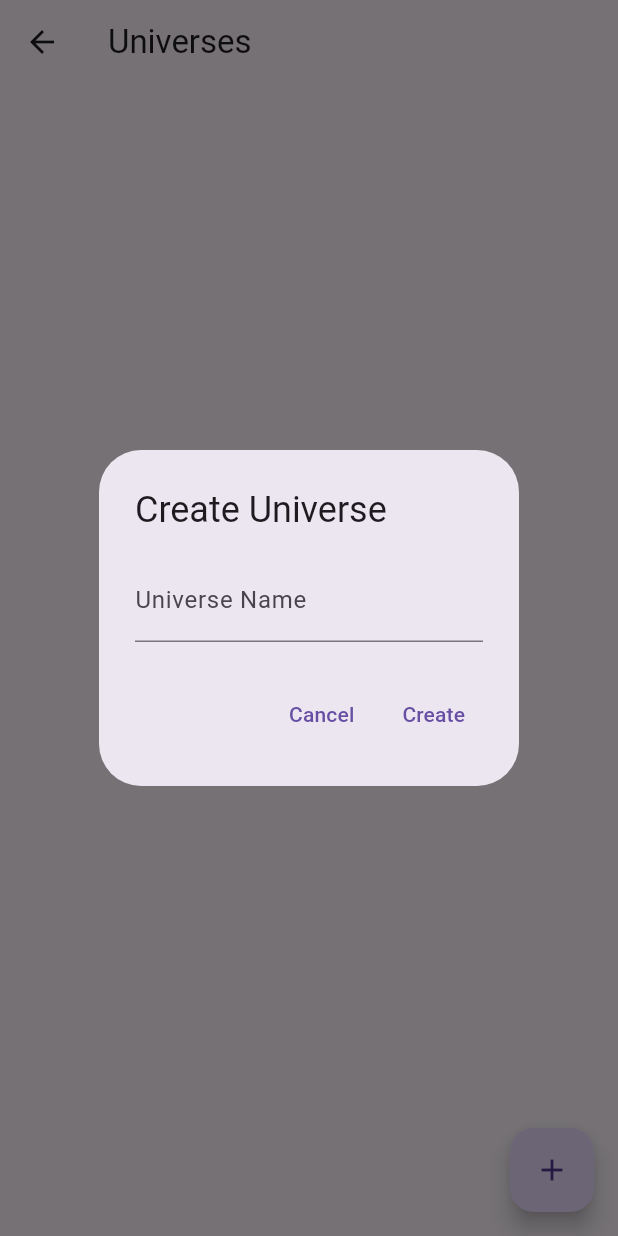
After one commit to OlivierBldn/herochatting_mobile, a Flutter app: the UniverseListScreen screen opened by its route, after a tap on the "add" icon, on a phone screen of 412 x 824 dp. The commit adds this screen. Run offline on Flutter 3.47's test engine with Material 3 defaults, Android fonts, the phone set to English and light mode, and no system bars; our stand-ins replace flutter_svg, logger, shared_preferences; accounts and stored records are empty; network calls fail.

Commit message:
📦 NEW: Universe create, list, update partially

```diff
--- a/lib/constants/colors.dart
+++ b/lib/constants/colors.dart
@@ -1,3 +1,5 @@
+// lib/constants/colors.dart
+
 import 'package:flutter/widgets.dart';
 
 class AppColor {
--- a/lib/main.dart
+++ b/lib/main.dart
@@ -1,13 +1,77 @@
+// // lib/main.dart
+
+// import 'package:flutter/material.dart';
+// import 'package:provider/provider.dart';
+// import 'providers/auth_provider.dart';
+// import 'providers/user_provider.dart';
+// import 'screens/login_screen.dart';
+// import 'screens/home_screen.dart';
+// import 'screens/register_screen.dart';
+// import 'screens/user_list_screen.dart';
+// import 'screens/user_detail_screen.dart';
+// import 'models/user.dart';
+
+// void main() {
+//   runApp(const MyApp());
+// }
+
+// class MyApp extends StatelessWidget {
+//   const MyApp({super.key});
+
+//   @override
+//   Widget build(BuildContext context) {
+//     return MultiProvider(
+//       providers: [
+//         ChangeNotifierProvider(create: (context) => AuthProvider()),
+//         ChangeNotifierProvider(create: (context) => UserProvider()),
+//       ],
+//       child: MaterialApp(
+//         title: 'Herochatting',
+//         theme: ThemeData(
+//           primarySwatch: Colors.blue,
+//         ),
+//         initialRoute: '/',
+//         routes: {
+//           '/': (context) => const LoginScreen(),
+//           '/home': (context) => const HomeScreen(),
+//           '/register': (context) => const RegisterScreen(),
+//           '/user_list': (context) => const UserListScreen(),
+//         },
+//         onGenerateRoute: (settings) {
+//           if (settings.name == '/user_detail') {
+//             final user = settings.arguments as User;
+//             return MaterialPageRoute(
+//               builder: (context) {
+//                 return UserDetailScreen(user: user);
+//               },
+//             );
+//           }
+//           assert(false, 'Need to implement ${settings.name}');
+//           return null;
+//         },
+//       ),
+//     );
+//   }
+// }
+
+
+
+// lib/main.dart
+
 import 'package:flutter/material.dart';
 import 'package:provider/provider.dart';
 import 'providers/auth_provider.dart';
 import 'providers/user_provider.dart';
+import 'providers/universe_provider.dart';
 import 'screens/login_screen.dart';
 import 'screens/home_screen.dart';
 import 'screens/register_screen.dart';
 import 'screens/user_list_screen.dart';
 import 'screens/user_detail_screen.dart';
+import 'screens/universe_list_screen.dart';
+import 'screens/universe_detail_screen.dart';
 import 'models/user.dart';
+import 'models/universe.dart';
 
 void main() {
   runApp(const MyApp());
@@ -22,6 +86,7 @@ class MyApp extends StatelessWidget {
       providers: [
         ChangeNotifierProvider(create: (context) => AuthProvider()),
         ChangeNotifierProvider(create: (context) => UserProvider()),
+        ChangeNotifierProvider(create: (context) => UniverseProvider()),
       ],
       child: MaterialApp(
         title: 'Herochatting',
@@ -34,6 +99,7 @@ class MyApp extends StatelessWidget {
           '/home': (context) => const HomeScreen(),
           '/register': (context) => const RegisterScreen(),
           '/user_list': (context) => const UserListScreen(),
+          '/universe_list': (context) => const UniverseListScreen(),
         },
         onGenerateRoute: (settings) {
           if (settings.name == '/user_detail') {
@@ -41,6 +107,13 @@ class MyApp extends StatelessWidget {
             return MaterialPageRoute(
               builder: (context) {
                 return UserDetailScreen(user: user);
+              },
+            );
+          } else if (settings.name == '/universe_detail') {
+            final universe = settings.arguments as Universe;
+            return MaterialPageRoute(
+              builder: (context) {
+                return UniverseDetailScreen(universe: universe);
               },
             );
           }
--- /dev/null
+++ b/lib/models/universe.dart
@@ -0,0 +1,18 @@
+// lib/models/universe.dart
+
+class Universe {
+  final int id;
+  final String name;
+
+  Universe({
+    required this.id,
+    required this.name,
+  });
+
+  factory Universe.fromJson(Map<String, dynamic> json) {
+    return Universe(
+      id: int.parse(json['id'].toString()),
+      name: json['name'],
+    );
+  }
+}
--- a/lib/models/user.dart
+++ b/lib/models/user.dart
@@ -1,3 +1,5 @@
+// lib/models/user.dart
+
 class User {
   final int id;
   final String username;
--- a/lib/providers/auth_provider.dart
+++ b/lib/providers/auth_provider.dart
@@ -1,3 +1,5 @@
+// lib/providers/auth_provider.dart
+
 import 'package:flutter/material.dart';
 import '../models/user.dart';
 import '../services/auth_service.dart';
--- /dev/null
+++ b/lib/providers/universe_provider.dart
@@ -0,0 +1,91 @@
+// lib/providers/universe_provider.dart
+
+import 'package:flutter/material.dart';
+import 'package:http/http.dart' as http;
+import 'dart:convert';
+import '../models/universe.dart';
+import '../services/auth_service.dart';
+
+class UniverseProvider with ChangeNotifier {
+  List<Universe> _universes = [];
+
+  List<Universe> get universes => _universes;
+
+  Future<void> fetchUniverses() async {
+    final token = await AuthService().getToken();
+    final response = await http.get(Uri.parse('${AuthService().apiUrl}/universes'), headers: {
+      'Authorization': 'Bearer $token',
+    });
+
+    if (response.statusCode == 200) {
+      final List<dynamic> universeJson = json.decode(response.body);
+      _universes = universeJson.map((json) => Universe.fromJson(json)).toList();
+      notifyListeners();
+    } else {
+      throw Exception('Failed to load universes');
+    }
+  }
+
+  Future<bool> createUniverse(String name) async {
+    final token = await AuthService().getToken();
+    final response = await http.post(
+      Uri.parse('${AuthService().apiUrl}/universes'),
+      headers: {
+        'Content-Type': 'application/json',
+        'Authorization': 'Bearer $token',
+      },
+      body: json.encode({'name': name}),
+    );
+
+    if (response.statusCode == 201) {
+      final newUniverse = Universe.fromJson(json.decode(response.body));
+      _universes.add(newUniverse);
+      notifyListeners();
+      return true;
+    } else {
+      return false;
+    }
+  }
+
+  Future<bool> updateUniverse(int id, String name) async {
+    final token = await AuthService().getToken();
+    final response = await http.put(
+      Uri.parse('${AuthService().apiUrl}/universes/$id'),
+      headers: {
+        'Content-Type': 'application/json',
+        'Authorization': 'Bearer $token',
+      },
+      body: json.encode({'name': name}),
+    );
+
+    if (response.statusCode == 200) {
+      final updatedUniverse = Universe.fromJson(json.decode(response.body));
+      final index = _universes.indexWhere((universe) => universe.id == id);
+      if (index != -1) {
+        _universes[index] = updatedUniverse;
+        notifyListeners();
+      }
+      return true;
+    } else {
+      return false;
+    }
+  }
+
+  Future<bool> deleteUniverse(int id) async {
+    final token = await AuthService().getToken();
+    final response = await http.delete(
+      Uri.parse('${AuthService().apiUrl}/universes/$id'),
+      headers: {
+        'Authorization': 'Bearer $token',
+      },
+    );
+
+    if (response.statusCode == 204) {
+      _universes.removeWhere((universe) => universe.id == id);
+      notifyListeners();
+      return true;
+    } else {
+      return false;
+    }
+  }
+}
--- a/lib/providers/user_provider.dart
+++ b/lib/providers/user_provider.dart
@@ -1,3 +1,5 @@
+// lib/providers/user_provider.dart
+
 import 'package:flutter/material.dart';
 import 'package:http/http.dart' as http;
 import 'dart:convert';
--- a/lib/screens/home_screen.dart
+++ b/lib/screens/home_screen.dart
@@ -1,4 +1,7 @@
+// // lib/screens/home_screen.dart
+
 // import 'package:flutter/material.dart';
+// import 'package:flutter_svg/flutter_svg.dart';
 // import 'package:provider/provider.dart';
 // import '../providers/auth_provider.dart';
 
@@ -10,24 +13,37 @@
 //     return Scaffold(
 //       appBar: AppBar(
 //         title: const Text('Home'),
-//         actions: [
-//           IconButton(
-//             icon: const Icon(Icons.logout),
-//             onPressed: () {
-//               final authProvider = Provider.of<AuthProvider>(context, listen: false);
-//               authProvider.logout();
-//               Navigator.of(context).pushReplacementNamed('/');
-//             },
-//           ),
-//         ],
 //       ),
-//       body: const Center(
-//         child: Text('Welcome to the Home Screen!'),
+//       body: Center(
+//         child: Column(
+//           mainAxisAlignment: MainAxisAlignment.center,
+//           children: [
+//             ElevatedButton.icon(
+//               icon: SvgPicture.asset('assets/icons/user.svg', width: 24, height: 24),
+//               label: const Text('Users'),
+//               onPressed: () {
+//                 Navigator.pushNamed(context, '/user_list');
+//               },
+//             ),
+//             ElevatedButton.icon(
+//               icon: SvgPicture.asset('assets/icons/logout.svg', width: 24, height: 24),
+//               label: const Text('Sign out'),
+//               onPressed: () {
+//                 final authProvider = Provider.of<AuthProvider>(context, listen: false);
+//                 authProvider.logout();
+//                 Navigator.of(context).pushReplacementNamed('/');
+//               },
+//             ),
+//           ],
+//         ),
 //       ),
 //     );
 //   }
 // }
 
+
+
+// lib/screens/home_screen.dart
 
 import 'package:flutter/material.dart';
 import 'package:flutter_svg/flutter_svg.dart';
@@ -55,6 +71,13 @@ class HomeScreen extends StatelessWidget {
               },
             ),
             ElevatedButton.icon(
+              icon: SvgPicture.asset('assets/icons/universe.svg', width: 24, height: 24),
+              label: const Text('Universes'),
+              onPressed: () {
+                Navigator.pushNamed(context, '/universe_list');
+              },
+            ),
+            ElevatedButton.icon(
               icon: SvgPicture.asset('assets/icons/logout.svg', width: 24, height: 24),
               label: const Text('Sign out'),
               onPressed: () {
--- a/lib/screens/login_screen.dart
+++ b/lib/screens/login_screen.dart
@@ -1,3 +1,5 @@
+// lib/screens/login_screen.dart
+
 import 'package:flutter/material.dart';
 import 'package:provider/provider.dart';
 import '../providers/auth_provider.dart';
--- a/lib/screens/register_screen.dart
+++ b/lib/screens/register_screen.dart
@@ -1,3 +1,5 @@
+// lib/screens/register_screen.dart
+
 import 'package:flutter/material.dart';
 import 'package:provider/provider.dart';
 import '../providers/auth_provider.dart';
--- /dev/null
+++ b/lib/screens/universe_list_screen.dart
@@ -0,0 +1,84 @@
+// lib/screens/universe_list_screen.dart
+
+import 'package:flutter/material.dart';
+import 'package:provider/provider.dart';
+import '../providers/universe_provider.dart';
+
+class UniverseListScreen extends StatelessWidget {
+  const UniverseListScreen({super.key});
+
+  @override
+  Widget build(BuildContext context) {
+    return Scaffold(
+      appBar: AppBar(
+        title: const Text('Universes'),
+      ),
+      body: FutureBuilder(
+        future: Provider.of<UniverseProvider>(context, listen: false).fetchUniverses(),
+        builder: (ctx, snapshot) {
+          if (snapshot.connectionState == ConnectionState.waiting) {
+            return const Center(child: CircularProgressIndicator());
+          } else {
+            return Consumer<UniverseProvider>(
+              builder: (ctx, universeProvider, child) {
+                return ListView.builder(
+                  itemCount: universeProvider.universes.length,
+                  itemBuilder: (ctx, i) {
+                    final universe = universeProvider.universes[i];
+                    return ListTile(
+                      title: Text(universe.name),
+                      onTap: () {
+                        Navigator.of(context).pushNamed('/universe_detail', arguments: universe);
+                      },
+                    );
+                  },
+                );
+              },
+            );
+          }
+        },
+      ),
+      floatingActionButton: FloatingActionButton(
+        child: const Icon(Icons.add),
+        onPressed: () {
+          _showCreateUniverseDialog(context);
+        },
+      ),
+    );
+  }
+
+  void _showCreateUniverseDialog(BuildContext context) {
+    final nameController = TextEditingController();
+    showDialog(
+      context: context,
+      builder: (ctx) => AlertDialog(
+        title: const Text('Create Universe'),
+        content: TextField(
+          controller: nameController,
+          decoration: const InputDecoration(labelText: 'Universe Name'),
+        ),
+        actions: <Widget>[
+          TextButton(
+            child: const Text('Cancel'),
+            onPressed: () {
+              Navigator.of(ctx).pop();
+            },
+          ),
+          TextButton(
+            child: const Text('Create'),
+            onPressed: () async {
+              final success = await Provider.of<UniverseProvider>(context, listen: false).createUniverse(nameController.text);
+              if (success) {
+                Navigator.of(ctx).pop();
+              } else {
+                ScaffoldMessenger.of(context).showSnackBar(const SnackBar(
+                  content: Text('Failed to create universe'),
+                ));
+              }
+            },
+          ),
+        ],
+      ),
+    );
+  }
+}
--- a/lib/screens/user_detail_screen.dart
+++ b/lib/screens/user_detail_screen.dart
@@ -1,3 +1,5 @@
+// lib/screens/user_detail_screen.dart
+
 import 'package:flutter/material.dart';
 import 'package:provider/provider.dart';
 import '../models/user.dart';
--- a/lib/screens/user_list_screen.dart
+++ b/lib/screens/user_list_screen.dart
@@ -1,3 +1,5 @@
+// lib/screens/user_list_screen.dart
+
 import 'package:flutter/material.dart';
 import 'package:provider/provider.dart';
 import '../providers/user_provider.dart';
--- a/lib/services/auth_service.dart
+++ b/lib/services/auth_service.dart
@@ -1,3 +1,5 @@
+// lib/services/auth_service.dart
+
 import 'dart:convert';
 import 'package:http/http.dart' as http;
 import 'package:shared_preferences/shared_preferences.dart';
```
Also changed, not shown: lib/screens/universe_detail_screen.dart (added, +70 -0 lines).
